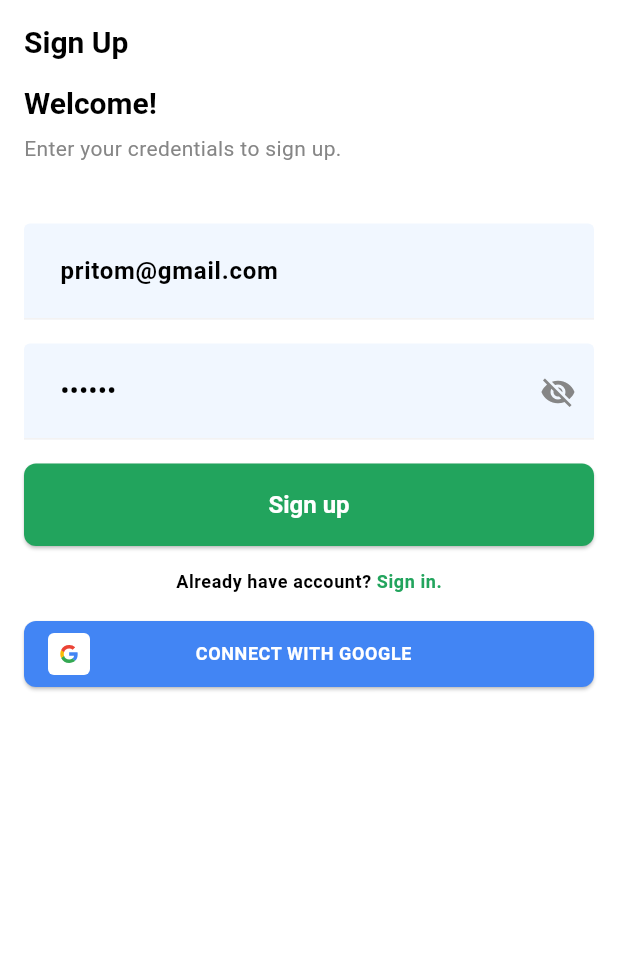
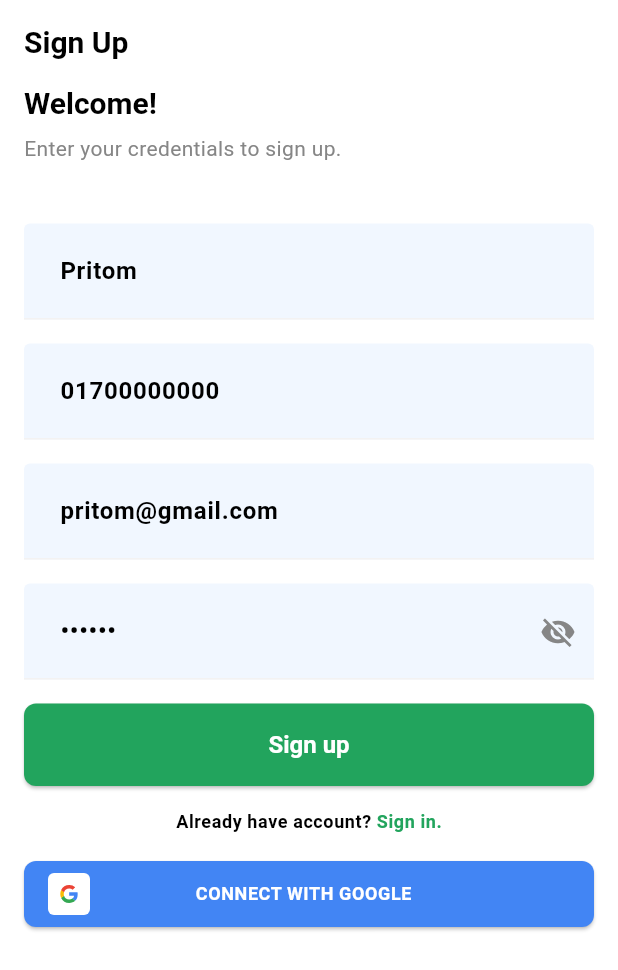
Before and after one commit to Pritom-Shajed/flutter_with_supabase_and_clean, a Flutter app: the SignUpView screen opened by its route, on a phone screen of 412 x 824 dp. Shown: the top 970 px of the screen. Run offline on Flutter 3.47's test engine with Material 3 defaults, Android fonts, the phone set to English and light mode, and no system bars; our stand-ins replace connectivity_plus, dartz, flutter_dotenv, flutter_easyloading, flutter_riverpod, flutter_spinkit and 5 more; accounts and stored records are empty; network calls fail.

Commit message:
Sign up funcitonalities updated

```diff
--- a/lib/src/features/auth/data/models/request/signup.dart
+++ b/lib/src/features/auth/data/models/request/signup.dart
@@ -1,6 +1,7 @@
 class SignupParams {
   final String email;
   final String name;
+  final String phone;
   final String password;
   final DateTime createdAt;
   final DateTime updatedAt;
@@ -8,6 +9,7 @@ class SignupParams {
   SignupParams({
     required this.email,
     required this.name,
+    required this.phone,
     required this.password,
     required this.createdAt,
     required this.updatedAt,
@@ -17,6 +19,7 @@ class SignupParams {
     return {
       _Json.email: email,
       _Json.name: name,
+      _Json.phone: phone,
       _Json.pass: password,
       _Json.createdAt: createdAt.toUtc().toIso8601String(),
       _Json.updatedAt: updatedAt.toUtc().toIso8601String(),
@@ -27,6 +30,7 @@ class SignupParams {
 class _Json {
   static const String email = 'email';
   static const String name = 'name';
+  static const String phone = 'phone';
   static const String pass = 'password';
   static const String createdAt = 'created';
   static const String updatedAt = 'updated';
--- a/lib/src/features/auth/presentation/provider/auth_provider.dart
+++ b/lib/src/features/auth/presentation/provider/auth_provider.dart
@@ -22,6 +22,7 @@ class AuthProvider extends Notifier {
   final signupFormKey = GlobalKey<FormState>();
 
   final emailController = TextEditingController();
+  final phoneController = TextEditingController();
   final nameController = TextEditingController();
   final passController = TextEditingController();
 
@@ -31,6 +32,7 @@ class AuthProvider extends Notifier {
   @override
   build() {
     emailController.text = 'pritom@gmail.com';
+    phoneController.text = '01700000000';
     nameController.text = 'Pritom';
     passController.text = '123456';
   }
@@ -76,6 +78,7 @@ class AuthProvider extends Notifier {
       params: SignupParams(
         email: emailController.text,
         password: passController.text,
+        phone: phoneController.text,
         name: nameController.text,
         createdAt: DateTime.now(),
         updatedAt: DateTime.now(),
--- a/lib/src/features/auth/presentation/view/sign_up_view.dart
+++ b/lib/src/features/auth/presentation/view/sign_up_view.dart
@@ -40,6 +40,8 @@ class SignUpView extends ConsumerWidget {
                 isLoading: notifier.isLoading,
                 isObsecure: notifier.obscureText,
                 onTapObsecurePass: notifier.toggleObsecureText,
+                nameController: notifier.nameController,
+                phoneController: notifier.phoneController,
                 emailController: notifier.emailController,
                 passController: notifier.passController,
                 onFieldSubmitted: (_) async => await notifier.signUp(context),
--- a/lib/src/features/auth/widgets/sign_up_form.dart
+++ b/lib/src/features/auth/widgets/sign_up_form.dart
@@ -5,6 +5,8 @@ import 'package:flutter_with_supabase/src/core/utils/theme/themes.dart';
 
 class SignUpForm extends StatelessWidget {
   final bool isLoading;
+  final TextEditingController? nameController;
+  final TextEditingController? phoneController;
   final TextEditingController? emailController;
   final TextEditingController? passController;
   final GlobalKey<FormState>? formKey;
@@ -20,6 +22,8 @@ class SignUpForm extends StatelessWidget {
     this.onTapObsecurePass,
     this.formKey,
     this.onTapForgetPass,
+    this.nameController,
+    this.phoneController,
     this.emailController,
     this.passController,
     this.onFieldSubmitted,
@@ -33,6 +37,44 @@ class SignUpForm extends StatelessWidget {
       child: Column(
         spacing: 16,
         children: [
+          TextFormField(
+            controller: nameController,
+            textInputAction: TextInputAction.next,
+            keyboardType: TextInputType.emailAddress,
+            validator: (v) => v.isNullOrEmpty ? 'Name is required' : null,
+            onTapOutside: (_) => FocusManager.instance.primaryFocus?.unfocus(),
+            onFieldSubmitted: onFieldSubmitted,
+            decoration: const InputDecoration(
+              hintText: "Name",
+              border: UnderlineInputBorder(
+                borderSide: BorderSide(color: Color(0xFFF3F2F2)),
+              ),
+              enabledBorder: UnderlineInputBorder(
+                borderSide: BorderSide(color: Color(0xFFF3F2F2)),
+              ),
+            ),
+          ),
+          TextFormField(
+            controller: phoneController,
+            textInputAction: TextInputAction.next,
+            keyboardType: TextInputType.emailAddress,
+            validator: (v) => v.isNullOrEmpty
+                ? 'Phone number is required'
+                : !v!.isPhone
+                    ? 'Invalid phone number'
+                    : null,
+            onTapOutside: (_) => FocusManager.instance.primaryFocus?.unfocus(),
+            onFieldSubmitted: onFieldSubmitted,
+            decoration: const InputDecoration(
+              hintText: "Phone Number",
+              border: UnderlineInputBorder(
+                borderSide: BorderSide(color: Color(0xFFF3F2F2)),
+              ),
+              enabledBorder: UnderlineInputBorder(
+                borderSide: BorderSide(color: Color(0xFFF3F2F2)),
+              ),
+            ),
+          ),
           TextFormField(
             controller: emailController,
             textInputAction: TextInputAction.next,
```
Also changed, not shown: lib/src/features/auth/data/sources/remote/auth_remote_service.dart (+8 -0 lines).
